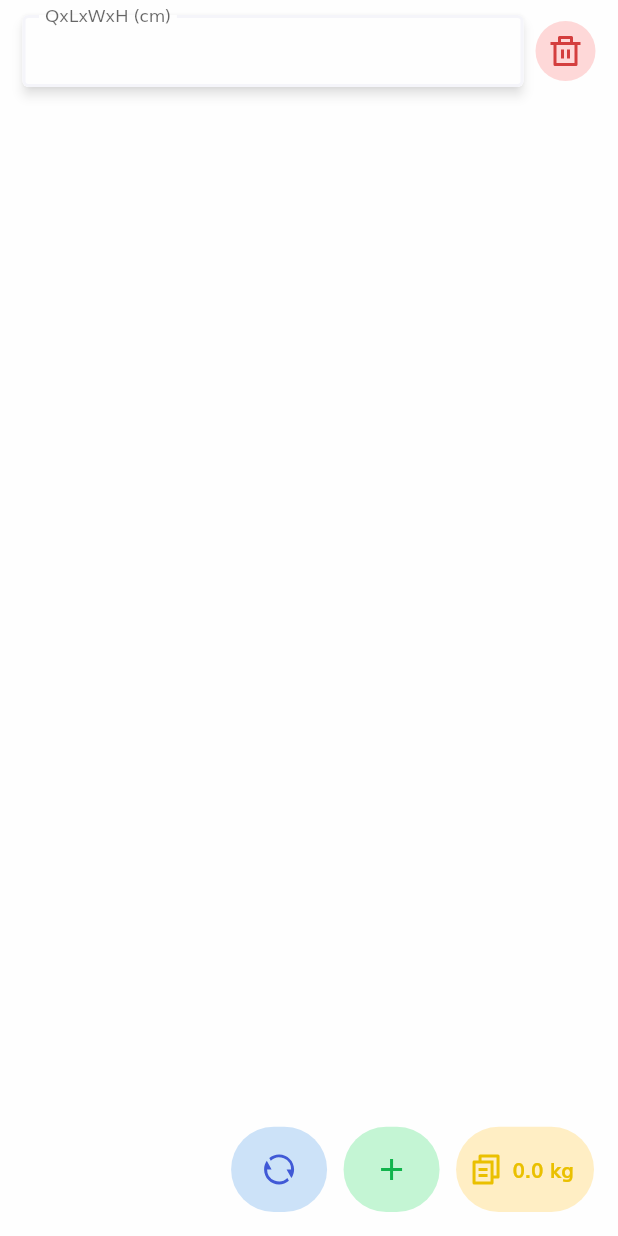
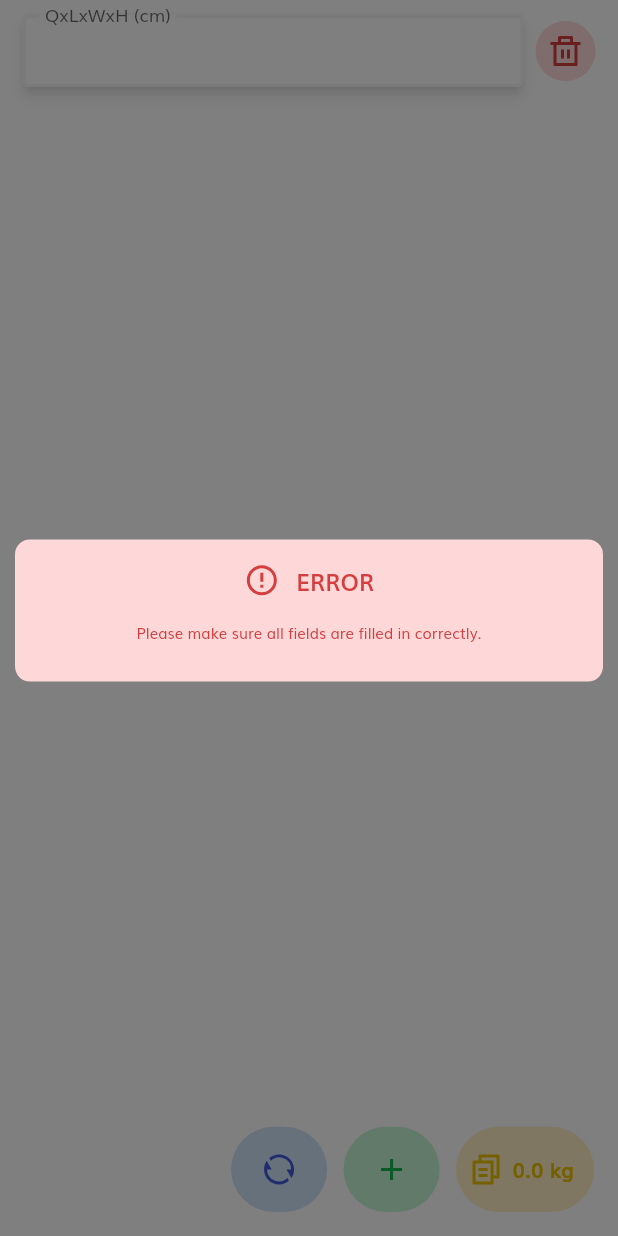
Before and after one commit to a5mir/af-calculator, a Flutter app: the CwSceen screen opened by its route, after a tap on an icon or button, on a phone screen of 412 x 824 dp. Run offline on Flutter 3.47's test engine with Material 2 defaults, Android fonts, the phone set to English and light mode, and no system bars; our stand-ins replace flutter_svg; missing offline and left inert: forex_conversion.

Commit message:
cw error message dialog

```diff
--- /dev/null
+++ b/lib/components/default_dialog.dart
@@ -0,0 +1,83 @@
+import 'package:af_calculator/size_config.dart';
+import 'package:flutter/material.dart';
+import 'package:flutter_svg/flutter_svg.dart';
+
+class DefaultDialog{
+  static defaultDialog(
+      {required Color primaryColor,
+        required Color secondaryColor,
+        required String icon,
+        required String headerText,
+        required String bodyText,
+        required context}) {
+    showGeneralDialog(
+        barrierLabel: "barrier",
+        barrierDismissible: true,
+        barrierColor: Colors.black.withOpacity(0.5),
+        transitionDuration: Duration(milliseconds: 200),
+        context: context,
+        pageBuilder: (_, __, ___) {
+          return Align(
+            alignment: Alignment.center,
+            child: Container(
+              child: Column(
+                mainAxisSize: MainAxisSize.min,
+                children: [
+                  SizedBox(
+                    height: getProportionateScreenHeight(15),
+                  ),
+                  Row(
+                    mainAxisAlignment: MainAxisAlignment.center,
+                    children: [
+                      SvgPicture.asset(
+                        icon,
+                        color: secondaryColor,
+                      ),
+                      SizedBox(
+                        width: getProportionateScreenWidth(10),
+                      ),
+                      Text(headerText,
+                          style: TextStyle(
+                            decoration: TextDecoration.none,
+                            color: secondaryColor,
+                            fontFamily: "Muli",
+                            fontSize: 15,
+                            fontWeight: FontWeight.bold,
+                          )),
+                    ],
+                  ),
+                  SizedBox(
+                    height: getProportionateScreenHeight(15),
+                  ),
+                  Text(bodyText,
+                      style: TextStyle(
+                        decoration: TextDecoration.none,
+                        color: secondaryColor,
+                        fontWeight: FontWeight.normal,
+                        fontFamily: "Muli",
+                        fontSize: 10,
+                      )),
+                  SizedBox(
+                    height: getProportionateScreenHeight(25),
+                  ),
+                ],
+              ),
+              margin: EdgeInsets.only(bottom: 10, left: 10, right: 10),
+              decoration: BoxDecoration(
+                color: primaryColor,
+                borderRadius: BorderRadius.circular(10),
+              ),
+            ),
+          );
+        },
+        transitionBuilder: (_, a1, s2, child) {
+          return Transform.scale(
+            scale: a1.value,
+            child: Opacity(
+              opacity: a1.value,
+              child: child,
+            ),
+          );
+        });
+  }
+}
--- a/lib/screens/cw/cw_screen.dart
+++ b/lib/screens/cw/cw_screen.dart
@@ -1,5 +1,4 @@
-import 'dart:ffi';
-
+import 'package:af_calculator/components/default_dialog.dart';
 import 'package:af_calculator/components/default_text_field.dart';
 import 'package:af_calculator/constants.dart';
 import 'package:af_calculator/size_config.dart';
@@ -32,7 +31,13 @@ class _CwSceenState extends State<CwSceen> {
        totalCW += (double.parse(qlwh[0])*(double.parse(qlwh[1]) *double.parse(qlwh[2])*double.parse(qlwh[3])))/6000;
        totalCW = double.parse(totalCW.toStringAsExponential(3));
       } else {
-        print('error');
+        DefaultDialog.defaultDialog(
+            primaryColor: kRedLightColor,
+            secondaryColor: kRedDarkColor,
+            icon: "assets/icons/Error.svg",
+            headerText: "ERROR",
+            bodyText: "Please make sure all fields are filled in correctly.",
+            context: context);
       }
     });
   }
```
Also changed, not shown: lib/screens/home/components/body.dart (+4 -79 lines).
